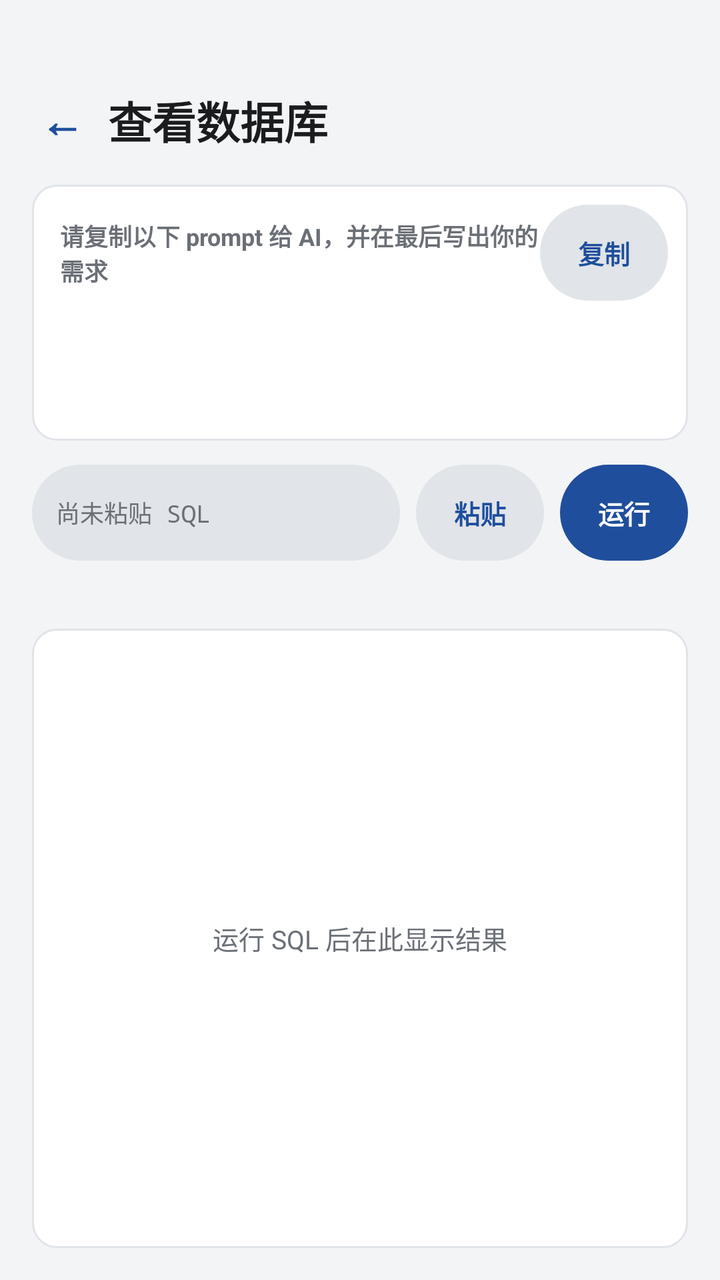
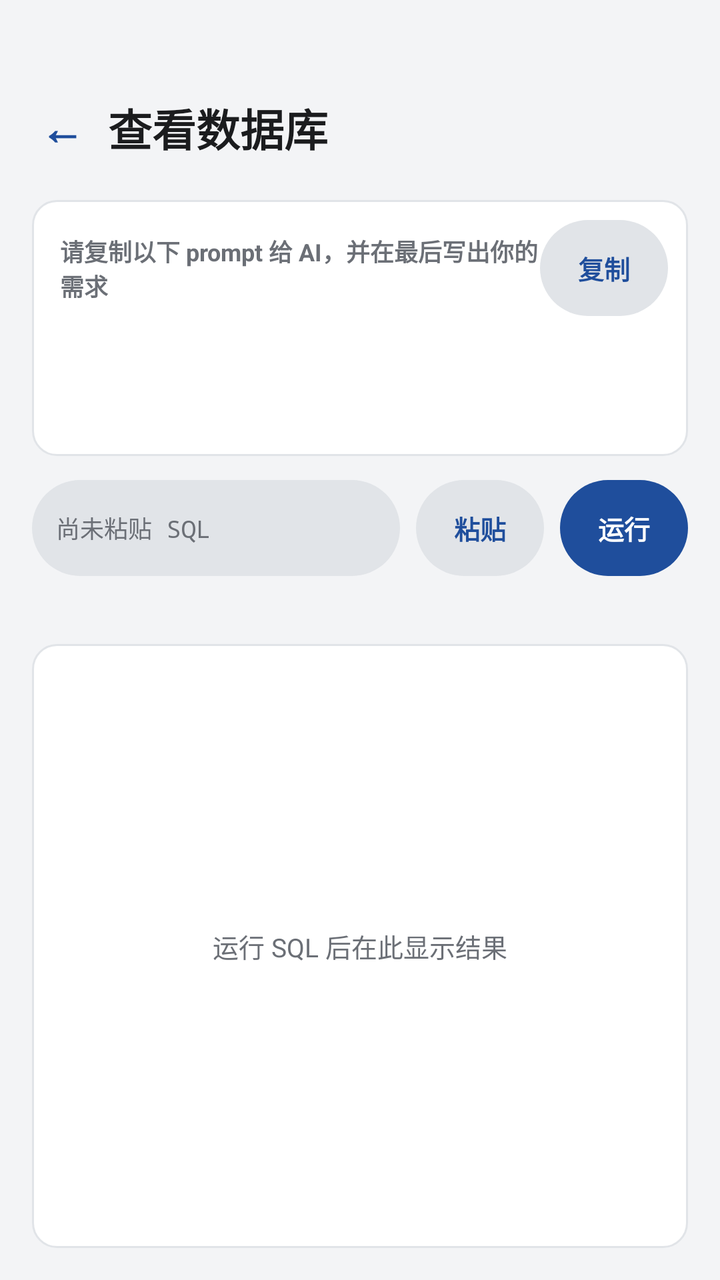

The first picture is an Android layout as it rendered before a commit; the second is the same layout after the commit. The layout source and the unified diff follow.
<!-- AndroidManifest.xml: application theme Theme.TransitU -->
<!-- res/layout/fragment_database_query.xml -->
<?xml version="1.0" encoding="utf-8"?>
<LinearLayout xmlns:android="http://schemas.android.com/apk/res/android"
    android:layout_width="match_parent"
    android:layout_height="match_parent"
    android:orientation="vertical"
    android:background="@color/paper">

    <View
        android:layout_width="match_parent"
        android:layout_height="@dimen/status_bar_spacer_height" />

    <LinearLayout
        android:layout_width="match_parent"
        android:layout_height="wrap_content"
        android:orientation="horizontal"
        android:gravity="center_vertical"
        android:paddingStart="20dp"
        android:paddingEnd="20dp"
        android:paddingTop="20dp"
        android:paddingBottom="16dp">

        <TextView
            android:id="@+id/btnBack"
            android:layout_width="wrap_content"
            android:layout_height="wrap_content"
            android:text="←"
            android:textColor="@color/accent"
            android:textSize="22sp"
            android:textStyle="bold"
            android:clickable="true"
            android:focusable="true"
            android:paddingEnd="12dp" />

        <TextView
            android:id="@+id/tvDatabaseTitle"
            android:layout_width="0dp"
            android:layout_height="wrap_content"
            android:layout_weight="1"
            android:text="查看数据库"
            android:textColor="@color/ink"
            android:textSize="22sp"
            android:textStyle="bold" />
    </LinearLayout>

    <LinearLayout
        android:layout_width="match_parent"
        android:layout_height="128dp"
        android:orientation="vertical"
        android:layout_marginStart="16dp"
        android:layout_marginEnd="16dp"
        android:layout_marginBottom="10dp"
        android:background="@drawable/bg_content_card">

        <LinearLayout
            android:layout_width="match_parent"
            android:layout_height="wrap_content"
            android:orientation="horizontal"
            android:gravity="center_vertical"
            android:paddingStart="14dp"
            android:paddingEnd="10dp"
            android:paddingTop="10dp"
            android:paddingBottom="6dp">

            <TextView
                android:layout_width="0dp"
                android:layout_height="wrap_content"
                android:layout_weight="1"
                android:text="请复制以下 prompt 给 AI，并在最后写出你的需求"
                android:textColor="@color/ink_3"
                android:textSize="12sp"
                android:textStyle="bold" />

            <TextView
                android:id="@+id/btnCopyPrompt"
                android:layout_width="64dp"
                android:layout_height="48dp"
                android:gravity="center"
                android:text="复制"
                android:textColor="@color/accent"
                android:textSize="13sp"
                android:textStyle="bold"
                android:background="@drawable/bg_chip_default"
                android:clickable="true"
                android:focusable="true" />
        </LinearLayout>

        <ScrollView
            android:layout_width="match_parent"
            android:layout_height="0dp"
            android:layout_weight="1"
            android:fillViewport="true"
            android:paddingStart="14dp"
            android:paddingEnd="14dp"
            android:paddingBottom="10dp">

            <TextView
                android:id="@+id/tvPrompt"
                android:layout_width="match_parent"
                android:layout_height="wrap_content"
                android:textColor="@color/ink_2"
                android:textSize="11sp"
                android:fontFamily="monospace"
                android:textIsSelectable="true" />
        </ScrollView>
    </LinearLayout>

    <LinearLayout
        android:layout_width="match_parent"
        android:layout_height="60dp"
        android:orientation="horizontal"
        android:gravity="center_vertical"
        android:paddingStart="16dp"
        android:paddingEnd="16dp"
        android:paddingBottom="8dp">

        <TextView
            android:id="@+id/tvSqlPreview"
            android:layout_width="0dp"
            android:layout_height="48dp"
            android:layout_weight="1"
            android:gravity="center_vertical"
            android:paddingStart="12dp"
            android:paddingEnd="12dp"
            android:maxLines="2"
            android:ellipsize="end"
            android:text="尚未粘贴 SQL"
            android:textColor="@color/ink_3"
            android:textSize="12sp"
            android:fontFamily="monospace"
            android:background="@drawable/bg_chip_default" />

        <TextView
            android:id="@+id/btnPasteSql"
            android:layout_width="64dp"
            android:layout_height="48dp"
            android:layout_marginStart="8dp"
            android:gravity="center"
            android:text="粘贴"
            android:textColor="@color/accent"
            android:textSize="13sp"
            android:textStyle="bold"
            android:background="@drawable/bg_chip_default"
            android:clickable="true"
            android:focusable="true" />

        <TextView
            android:id="@+id/btnRunSql"
            android:layout_width="64dp"
            android:layout_height="48dp"
            android:layout_marginStart="8dp"
            android:gravity="center"
            android:text="运行"
            android:textColor="#FFFFFF"
            android:textSize="13sp"
            android:textStyle="bold"
            android:background="@drawable/bg_chip_selected"
            android:clickable="true"
            android:focusable="true" />
    </LinearLayout>

    <TextView
        android:id="@+id/tvQueryStatus"
        android:layout_width="match_parent"
        android:layout_height="wrap_content"
        android:minHeight="24dp"
        android:paddingStart="18dp"
        android:paddingEnd="18dp"
        android:paddingTop="2dp"
        android:paddingBottom="2dp"
        android:gravity="top"
        android:maxLines="4"
        android:textColor="@color/ink_3"
        android:textSize="11sp" />

    <FrameLayout
        android:layout_width="match_parent"
        android:layout_height="0dp"
        android:layout_weight="1"
        android:minHeight="120dp"
        android:layout_marginStart="16dp"
        android:layout_marginEnd="16dp"
        android:layout_marginBottom="16dp"
        android:background="@drawable/bg_content_card">

        <HorizontalScrollView
            android:layout_width="match_parent"
            android:layout_height="match_parent"
            android:fillViewport="true"
            android:scrollbars="horizontal">

            <ScrollView
                android:layout_width="wrap_content"
                android:layout_height="match_parent"
                android:fillViewport="true"
                android:scrollbars="vertical">

                <TableLayout
                    android:id="@+id/resultsTable"
                    android:layout_width="wrap_content"
                    android:layout_height="wrap_content"
                    android:padding="6dp" />
            </ScrollView>
        </HorizontalScrollView>

        <TextView
            android:id="@+id/tvResultsEmpty"
            android:layout_width="wrap_content"
            android:layout_height="wrap_content"
            android:layout_gravity="center"
            android:text="运行 SQL 后在此显示结果"
            android:textColor="@color/ink_3"
            android:textSize="13sp" />
    </FrameLayout>
</LinearLayout>
<!-- resources referenced by this layout -->
<resources>
  <color name="accent">#1F4E9C</color>
  <color name="ink">#1B1C1E</color>
  <color name="ink_2">#4A4D52</color>
  <color name="ink_3">#6B6F76</color>
  <color name="paper">#F3F4F6</color>
  <dimen name="status_bar_spacer_height">0dp</dimen>
  <!-- drawable bg_chip_default (drawable) -->
  <?xml version="1.0" encoding="utf-8"?>
  <shape xmlns:android="http://schemas.android.com/apk/res/android">
      <solid android:color="@color/line" />
      <corners android:radius="999dp" />
  </shape>
  <!-- drawable bg_chip_selected (drawable) -->
  <?xml version="1.0" encoding="utf-8"?>
  <shape xmlns:android="http://schemas.android.com/apk/res/android">
      <solid android:color="@color/accent" />
      <corners android:radius="999dp" />
  </shape>
  <!-- drawable bg_content_card (drawable) -->
  <?xml version="1.0" encoding="utf-8"?>
  <shape xmlns:android="http://schemas.android.com/apk/res/android">
      <solid android:color="#FFFFFF" />
      <corners android:radius="12dp" />
      <stroke android:width="1dp" android:color="@color/line" />
  </shape>
  <style name="Theme.TransitU" parent="Theme.Material3.DayNight.NoActionBar">
          
          <item name="android:textSelectHandle">@drawable/tu_text_select_handle_middle</item>
          <item name="android:textSelectHandleLeft">@drawable/tu_text_select_handle_left</item>
          <item name="android:textSelectHandleRight">@drawable/tu_text_select_handle_right</item>
  
          
          <item name="android:textColorHighlight">@color/m3_highlighted_text</item>
      </style>
  <color name="line">#E1E4E8</color>
  <!-- drawable tu_text_select_handle_middle (drawable) -->
  <?xml version="1.0" encoding="utf-8"?>
  <bitmap xmlns:android="http://schemas.android.com/apk/res/android"
      android:src="@drawable/abc_text_select_handle_middle_mtrl"
      android:tint="?attr/colorPrimary"
      android:tintMode="src_in" />
  <!-- drawable tu_text_select_handle_left (drawable) -->
  <?xml version="1.0" encoding="utf-8"?>
  <bitmap xmlns:android="http://schemas.android.com/apk/res/android"
      android:src="@drawable/abc_text_select_handle_left_mtrl"
      android:tint="?attr/colorPrimary"
      android:tintMode="src_in" />
  <!-- drawable tu_text_select_handle_right (drawable) -->
  <?xml version="1.0" encoding="utf-8"?>
  <bitmap xmlns:android="http://schemas.android.com/apk/res/android"
      android:src="@drawable/abc_text_select_handle_right_mtrl"
      android:tint="?attr/colorPrimary"
      android:tintMode="src_in" />
</resources>

<!-- the commit's change to res/layout/fragment_database_query.xml (unified diff, before → after) -->
@@ -14,22 +14,18 @@
         android:layout_height="wrap_content"
         android:orientation="horizontal"
         android:gravity="center_vertical"
-        android:paddingStart="20dp"
+        android:paddingStart="11dp"
         android:paddingEnd="20dp"
         android:paddingTop="20dp"
         android:paddingBottom="16dp">
 
         <TextView
             android:id="@+id/btnBack"
-            android:layout_width="wrap_content"
-            android:layout_height="wrap_content"
+            style="@style/BackButton"
             android:text="←"
             android:textColor="@color/accent"
             android:textSize="22sp"
-            android:textStyle="bold"
-            android:clickable="true"
-            android:focusable="true"
-            android:paddingEnd="12dp" />
+            android:textStyle="bold" />
 
         <TextView
             android:id="@+id/tvDatabaseTitle"
<!-- resource entries referenced after the edit -->
@@ -25,6 +25,15 @@
       <corners android:radius="12dp" />
       <stroke android:width="1dp" android:color="@color/line" />
   </shape>
+  <style name="BackButton">
+          <item name="android:layout_width">40dp</item>
+          <item name="android:layout_height">40dp</item>
+          <item name="android:layout_marginEnd">3dp</item>
+          <item name="android:gravity">center</item>
+          <item name="android:background">@drawable/bg_back_button</item>
+          <item name="android:clickable">true</item>
+          <item name="android:focusable">true</item>
+      </style>
   <style name="Theme.TransitU" parent="Theme.Material3.DayNight.NoActionBar">
           
           <item name="android:textSelectHandle">@drawable/tu_text_select_handle_middle</item>
@@ -35,6 +44,12 @@
           <item name="android:textColorHighlight">@color/m3_highlighted_text</item>
       </style>
   <color name="line">#E1E4E8</color>
+  <!-- drawable bg_back_button (drawable) -->
+  <?xml version="1.0" encoding="utf-8"?>
+  <shape xmlns:android="http://schemas.android.com/apk/res/android"
+      android:shape="oval">
+      <solid android:color="@android:color/transparent" />
+  </shape>
   <!-- drawable tu_text_select_handle_middle (drawable) -->
   <?xml version="1.0" encoding="utf-8"?>
   <bitmap xmlns:android="http://schemas.android.com/apk/res/android"
